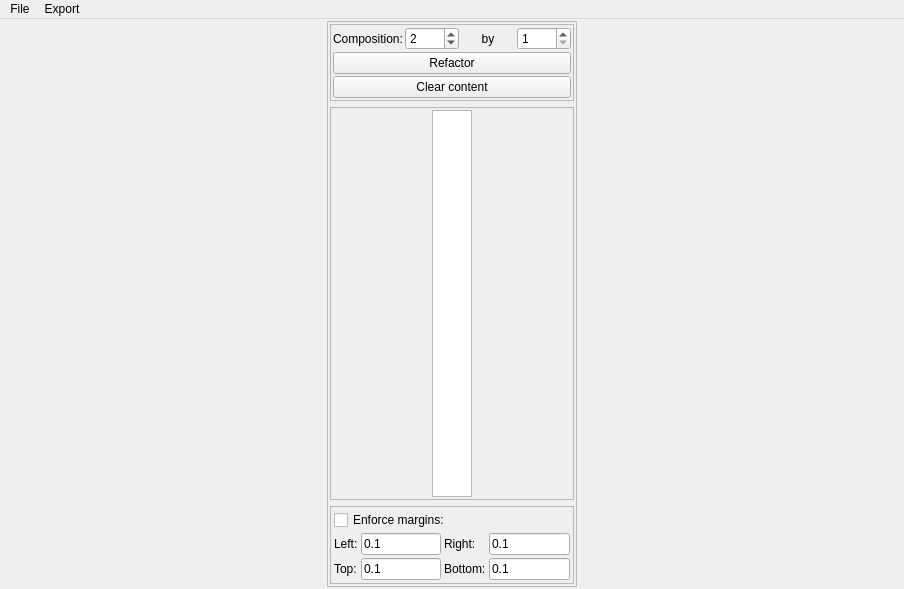
Before: the Qt Designer form ants3bundle/src/ants3/gui/graph/amultigraphdesigner.ui in andrmor/ANTS3bundle, drawn with Qt 5.
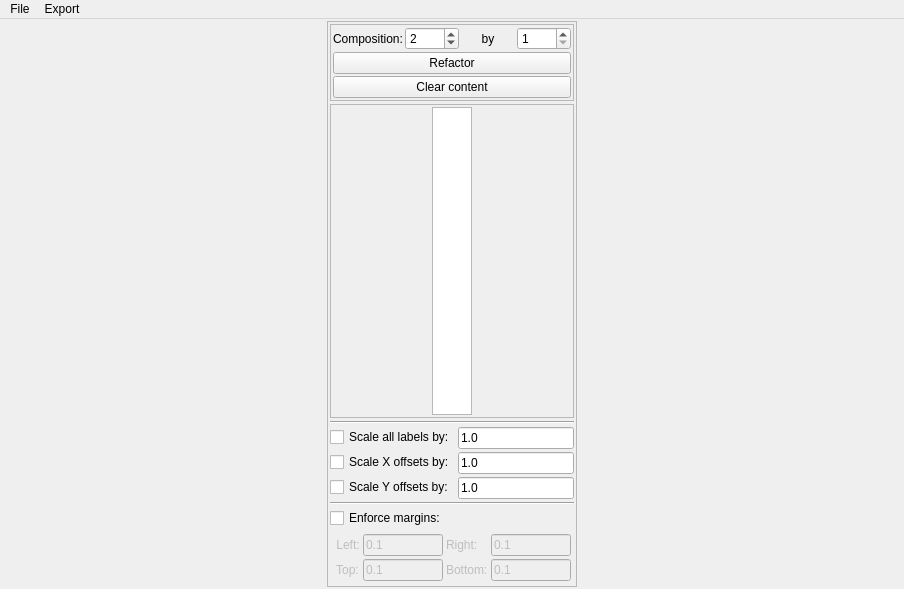
After: the same form once the commit is applied.

```diff
--- a/ants3bundle/src/ants3/gui/graph/amultigraphdesigner.ui
+++ b/ants3bundle/src/ants3/gui/graph/amultigraphdesigner.ui
@@ -42,6 +42,9 @@
        <enum>QFrame::Shadow::Raised</enum>
       </property>
       <layout class="QVBoxLayout" name="lay3">
+       <property name="spacing">
+        <number>3</number>
+       </property>
        <property name="leftMargin">
         <number>2</number>
        </property>
@@ -180,7 +183,77 @@
         </widget>
        </item>
        <item>
-        <widget class="QFrame" name="frame_4">
+        <widget class="Line" name="line">
+         <property name="orientation">
+          <enum>Qt::Orientation::Horizontal</enum>
+         </property>
+        </widget>
+       </item>
+       <item>
+        <layout class="QFormLayout" name="formLayout">
+         <item row="0" column="0">
+          <widget class="QCheckBox" name="cbScaleLabels">
+           <property name="text">
+            <string>Scale all labels by:</string>
+           </property>
+          </widget>
+         </item>
+         <item row="0" column="1">
+          <widget class="QLineEdit" name="ledScaleFactorForlabel">
+           <property name="text">
+            <string>1.0</string>
+           </property>
+          </widget>
+         </item>
+         <item row="1" column="0">
+          <widget class="QCheckBox" name="cbScaleXoffsets">
+           <property name="text">
+            <string>Scale X offsets by:</string>
+           </property>
+          </widget>
+         </item>
+         <item row="1" column="1">
+          <widget class="QLineEdit" name="ledScaleFactorForXoffset">
+           <property name="text">
+            <string>1.0</string>
+           </property>
+          </widget>
+         </item>
+         <item row="2" column="0">
+          <widget class="QCheckBox" name="cbScaleYoffsets">
+           <property name="text">
+            <string>Scale Y offsets by:</string>
+           </property>
+          </widget>
+         </item>
+         <item row="2" column="1">
+          <widget class="QLineEdit" name="ledScaleFactorForYoffset">
+           <property name="text">
+            <string>1.0</string>
+           </property>
+          </widget>
+         </item>
+        </layout>
+       </item>
+       <item>
+        <widget class="Line" name="line_2">
+         <property name="orientation">
+          <enum>Qt::Orientation::Horizontal</enum>
+         </property>
+        </widget>
+       </item>
+       <item>
+        <widget class="QCheckBox" name="cbEnforceMargins">
+         <property name="text">
+          <string>Enforce margins:</string>
+         </property>
+        </widget>
+       </item>
+       <item>
+        <widget class="QFrame" name="frMargins">
+         <property name="enabled">
+          <bool>false</bool>
+         </property>
          <property name="minimumSize">
           <size>
            <width>0</width>
@@ -188,7 +261,7 @@
           </size>
          </property>
          <property name="frameShape">
-          <enum>QFrame::Shape::StyledPanel</enum>
+          <enum>QFrame::Shape::NoFrame</enum>
          </property>
          <property name="frameShadow">
           <enum>QFrame::Shadow::Raised</enum>
@@ -209,19 +282,12 @@
           <property name="bottomMargin">
            <number>3</number>
           </property>
-          <item>
-           <widget class="QCheckBox" name="cbEnforceMargins">
-            <property name="text">
-             <string>Enforce margins:</string>
-            </property>
-           </widget>
-          </item>
           <item>
            <layout class="QGridLayout" name="gridLayout">
             <item row="0" column="0">
              <widget class="QLabel" name="label">
               <property name="text">
-               <string>Left:</string>
+               <string> Left:</string>
               </property>
              </widget>
             </item>
@@ -249,7 +315,7 @@
             <item row="1" column="0">
              <widget class="QLabel" name="label_5">
               <property name="text">
-               <string>Top:</string>
+               <string> Top:</string>
               </property>
              </widget>
             </item>
```
Left out of the diff: 19 changed lines with no effect on the pictures.
